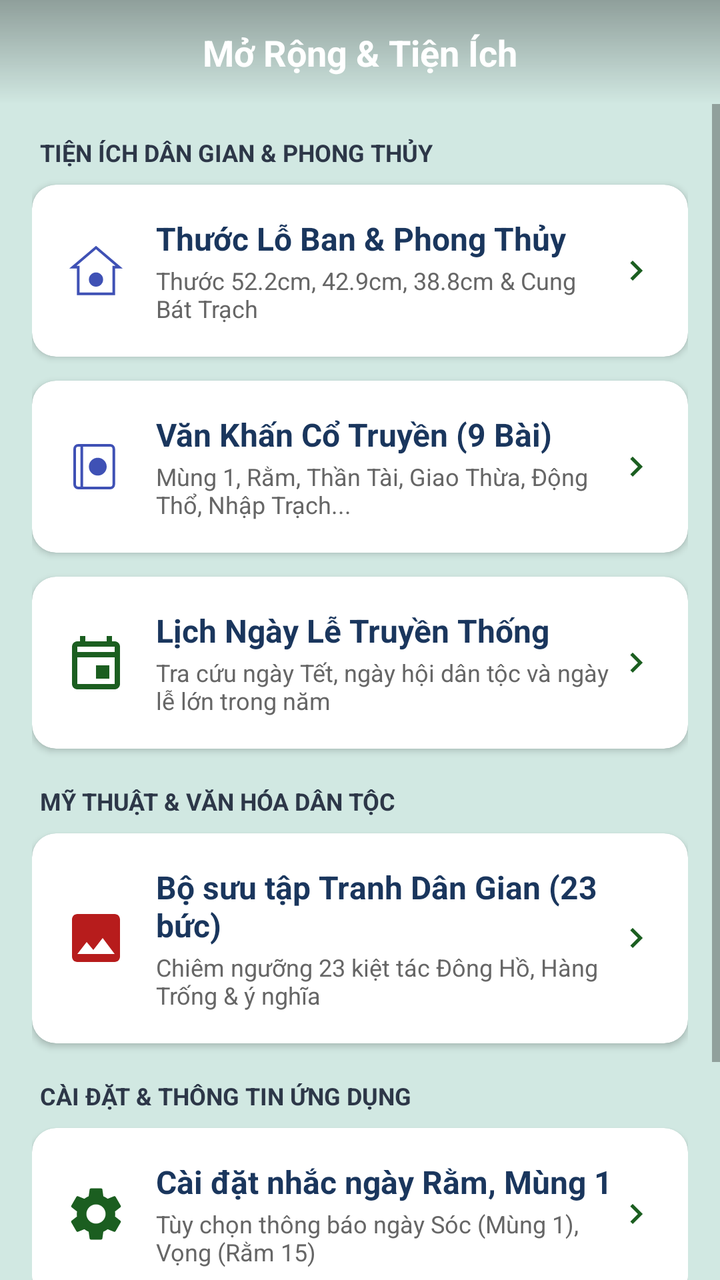
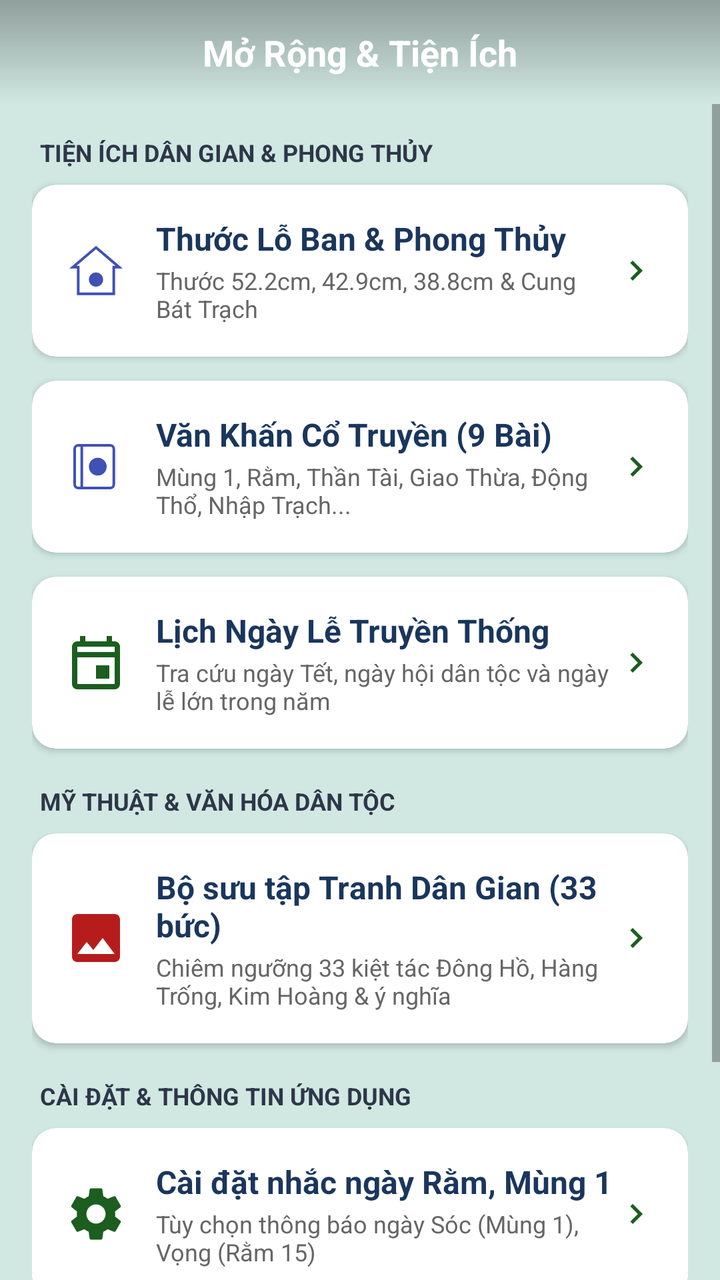

Before-and-after screenshots of an Android layout around one commit, followed by the original layout XML and the change that was made.
<!-- AndroidManifest.xml: application theme Theme.LichViet -->
<!-- res/layout/fragment_more.xml -->
<?xml version="1.0" encoding="utf-8"?>
<androidx.constraintlayout.widget.ConstraintLayout xmlns:android="http://schemas.android.com/apk/res/android"
    xmlns:app="http://schemas.android.com/apk/res-auto"
    android:layout_width="match_parent"
    android:layout_height="match_parent"
    android:background="#D1E8E2">

    
    <androidx.constraintlayout.widget.ConstraintLayout
        android:id="@+id/more_top_bar"
        android:layout_width="0dp"
        android:layout_height="52dp"
        android:background="@drawable/bg_folk_header"
        android:paddingHorizontal="16dp"
        app:layout_constraintTop_toTopOf="parent"
        app:layout_constraintStart_toStartOf="parent"
        app:layout_constraintEnd_toEndOf="parent">

        <TextView
            android:layout_width="wrap_content"
            android:layout_height="wrap_content"
            android:text="@string/title_more"
            android:textColor="@color/white"
            android:textSize="18sp"
            android:textStyle="bold"
            app:layout_constraintStart_toStartOf="parent"
            app:layout_constraintEnd_toEndOf="parent"
            app:layout_constraintTop_toTopOf="parent"
            app:layout_constraintBottom_toBottomOf="parent" />

    </androidx.constraintlayout.widget.ConstraintLayout>

    
    <ScrollView
        android:layout_width="0dp"
        android:layout_height="0dp"
        android:fillViewport="true"
        app:layout_constraintTop_toBottomOf="@id/more_top_bar"
        app:layout_constraintBottom_toBottomOf="parent"
        app:layout_constraintStart_toStartOf="parent"
        app:layout_constraintEnd_toEndOf="parent">

        <LinearLayout
            android:layout_width="match_parent"
            android:layout_height="wrap_content"
            android:orientation="vertical"
            android:padding="16dp">

            
            <TextView
                android:layout_width="wrap_content"
                android:layout_height="wrap_content"
                android:layout_marginBottom="8dp"
                android:layout_marginStart="4dp"
                android:text="TIỆN ÍCH DÂN GIAN &amp; PHONG THỦY"
                android:textColor="#2D3748"
                android:textSize="12sp"
                android:textStyle="bold" />

            
            <androidx.cardview.widget.CardView
                android:id="@+id/card_thuoc_lo_ban"
                android:layout_width="match_parent"
                android:layout_height="wrap_content"
                android:layout_marginBottom="12dp"
                android:clickable="true"
                android:focusable="true"
                app:cardBackgroundColor="@color/white"
                app:cardCornerRadius="12dp"
                app:cardElevation="2dp">

                <LinearLayout
                    android:layout_width="match_parent"
                    android:layout_height="wrap_content"
                    android:orientation="horizontal"
                    android:padding="16dp"
                    android:gravity="center_vertical">

                    <ImageView
                        android:layout_width="32dp"
                        android:layout_height="32dp"
                        android:src="@drawable/ic_horo_feng_shui" />

                    <LinearLayout
                        android:layout_width="0dp"
                        android:layout_height="wrap_content"
                        android:layout_weight="1"
                        android:layout_marginStart="14dp"
                        android:orientation="vertical">

                        <TextView
                            android:layout_width="wrap_content"
                            android:layout_height="wrap_content"
                            android:text="@string/util_thuoc_lo_ban"
                            android:textColor="#1A365D"
                            android:textSize="16sp"
                            android:textStyle="bold" />

                        <TextView
                            android:layout_width="wrap_content"
                            android:layout_height="wrap_content"
                            android:layout_marginTop="2dp"
                            android:text="Thước 52.2cm, 42.9cm, 38.8cm &amp; Cung Bát Trạch"
                            android:textColor="#666666"
                            android:textSize="12sp" />
                    </LinearLayout>

                    <ImageView
                        android:layout_width="20dp"
                        android:layout_height="20dp"
                        android:src="@drawable/ic_chevron_right" />

                </LinearLayout>
            </androidx.cardview.widget.CardView>

            
            <androidx.cardview.widget.CardView
                android:id="@+id/card_van_khan"
                android:layout_width="match_parent"
                android:layout_height="wrap_content"
                android:layout_marginBottom="12dp"
                android:clickable="true"
                android:focusable="true"
                app:cardBackgroundColor="@color/white"
                app:cardCornerRadius="12dp"
                app:cardElevation="2dp">

                <LinearLayout
                    android:layout_width="match_parent"
                    android:layout_height="wrap_content"
                    android:orientation="horizontal"
                    android:padding="16dp"
                    android:gravity="center_vertical">

                    <ImageView
                        android:layout_width="32dp"
                        android:layout_height="32dp"
                        android:src="@drawable/ic_horo_divination" />

                    <LinearLayout
                        android:layout_width="0dp"
                        android:layout_height="wrap_content"
                        android:layout_weight="1"
                        android:layout_marginStart="14dp"
                        android:orientation="vertical">

                        <TextView
                            android:layout_width="wrap_content"
                            android:layout_height="wrap_content"
                            android:text="Văn Khấn Cổ Truyền (9 Bài)"
                            android:textColor="#1A365D"
                            android:textSize="16sp"
                            android:textStyle="bold" />

                        <TextView
                            android:layout_width="wrap_content"
                            android:layout_height="wrap_content"
                            android:layout_marginTop="2dp"
                            android:text="Mùng 1, Rằm, Thần Tài, Giao Thừa, Động Thổ, Nhập Trạch..."
                            android:textColor="#666666"
                            android:textSize="12sp" />
                    </LinearLayout>

                    <ImageView
                        android:layout_width="20dp"
                        android:layout_height="20dp"
                        android:src="@drawable/ic_chevron_right" />

                </LinearLayout>
            </androidx.cardview.widget.CardView>

            
            <androidx.cardview.widget.CardView
                android:id="@+id/card_holidays"
                android:layout_width="match_parent"
                android:layout_height="wrap_content"
                android:layout_marginBottom="18dp"
                android:clickable="true"
                android:focusable="true"
                app:cardBackgroundColor="@color/white"
                app:cardCornerRadius="12dp"
                app:cardElevation="2dp">

                <LinearLayout
                    android:layout_width="match_parent"
                    android:layout_height="wrap_content"
                    android:orientation="horizontal"
                    android:padding="16dp"
                    android:gravity="center_vertical">

                    <ImageView
                        android:layout_width="32dp"
                        android:layout_height="32dp"
                        android:src="@drawable/ic_calendar_event"
                        app:tint="#1B5E20" />

                    <LinearLayout
                        android:layout_width="0dp"
                        android:layout_height="wrap_content"
                        android:layout_weight="1"
                        android:layout_marginStart="14dp"
                        android:orientation="vertical">

                        <TextView
                            android:layout_width="wrap_content"
                            android:layout_height="wrap_content"
                            android:text="@string/util_holidays"
                            android:textColor="#1A365D"
                            android:textSize="16sp"
                            android:textStyle="bold" />

                        <TextView
                            android:layout_width="wrap_content"
                            android:layout_height="wrap_content"
                            android:layout_marginTop="2dp"
                            android:text="Tra cứu ngày Tết, ngày hội dân tộc và ngày lễ lớn trong năm"
                            android:textColor="#666666"
                            android:textSize="12sp" />
                    </LinearLayout>

                    <ImageView
                        android:layout_width="20dp"
                        android:layout_height="20dp"
                        android:src="@drawable/ic_chevron_right" />

                </LinearLayout>
            </androidx.cardview.widget.CardView>

            
            <TextView
                android:layout_width="wrap_content"
                android:layout_height="wrap_content"
                android:layout_marginBottom="8dp"
                android:layout_marginStart="4dp"
                android:text="MỸ THUẬT &amp; VĂN HÓA DÂN TỘC"
                android:textColor="#2D3748"
                android:textSize="12sp"
                android:textStyle="bold" />

            
            <androidx.cardview.widget.CardView
                android:id="@+id/card_folk_gallery"
                android:layout_width="match_parent"
                android:layout_height="wrap_content"
                android:layout_marginBottom="18dp"
                android:clickable="true"
                android:focusable="true"
                app:cardBackgroundColor="@color/white"
                app:cardCornerRadius="12dp"
                app:cardElevation="2dp">

                <LinearLayout
                    android:layout_width="match_parent"
                    android:layout_height="wrap_content"
                    android:orientation="horizontal"
                    android:padding="16dp"
                    android:gravity="center_vertical">

                    <ImageView
                        android:layout_width="32dp"
                        android:layout_height="32dp"
                        android:src="@drawable/ic_wallpaper"
                        app:tint="#B71C1C" />

                    <LinearLayout
                        android:layout_width="0dp"
                        android:layout_height="wrap_content"
                        android:layout_weight="1"
                        android:layout_marginStart="14dp"
                        android:orientation="vertical">

                        <TextView
                            android:layout_width="wrap_content"
                            android:layout_height="wrap_content"
                            android:text="@string/util_folk_gallery"
                            android:textColor="#1A365D"
                            android:textSize="16sp"
                            android:textStyle="bold" />

                        <TextView
                            android:layout_width="wrap_content"
                            android:layout_height="wrap_content"
                            android:layout_marginTop="2dp"
                            android:text="Chiêm ngưỡng 23 kiệt tác Đông Hồ, Hàng Trống &amp; ý nghĩa"
                            android:textColor="#666666"
                            android:textSize="12sp" />
                    </LinearLayout>

                    <ImageView
                        android:layout_width="20dp"
                        android:layout_height="20dp"
                        android:src="@drawable/ic_chevron_right" />

                </LinearLayout>
            </androidx.cardview.widget.CardView>

            
            <TextView
                android:layout_width="wrap_content"
                android:layout_height="wrap_content"
                android:layout_marginBottom="8dp"
                android:layout_marginStart="4dp"
                android:text="CÀI ĐẶT &amp; THÔNG TIN ỨNG DỤNG"
                android:textColor="#2D3748"
                android:textSize="12sp"
                android:textStyle="bold" />

            
            <androidx.cardview.widget.CardView
                android:id="@+id/card_reminders"
                android:layout_width="match_parent"
                android:layout_height="wrap_content"
                android:layout_marginBottom="12dp"
                android:clickable="true"
                android:focusable="true"
                app:cardBackgroundColor="@color/white"
                app:cardCornerRadius="12dp"
                app:cardElevation="2dp">

                <LinearLayout
                    android:layout_width="match_parent"
                    android:layout_height="wrap_content"
                    android:orientation="horizontal"
                    android:padding="16dp"
                    android:gravity="center_vertical">

                    <ImageView
                        android:layout_width="32dp"
                        android:layout_height="32dp"
                        android:src="@drawable/ic_settings"
                        app:tint="#1B5E20" />

                    <LinearLayout
                        android:layout_width="0dp"
                        android:layout_height="wrap_content"
                        android:layout_weight="1"
                        android:layout_marginStart="14dp"
                        android:orientation="vertical">

                        <TextView
                            android:layout_width="wrap_content"
                            android:layout_height="wrap_content"
                            android:text="@string/util_reminders"
                            android:textColor="#1A365D"
                            android:textSize="16sp"
                            android:textStyle="bold" />

                        <TextView
                            android:layout_width="wrap_content"
                            android:layout_height="wrap_content"
                            android:layout_marginTop="2dp"
                            android:text="Tùy chọn thông báo ngày Sóc (Mùng 1), Vọng (Rằm 15)"
                            android:textColor="#666666"
                            android:textSize="12sp" />
                    </LinearLayout>

                    <ImageView
                        android:layout_width="20dp"
                        android:layout_height="20dp"
                        android:src="@drawable/ic_chevron_right" />

                </LinearLayout>
            </androidx.cardview.widget.CardView>

            
            <androidx.cardview.widget.CardView
                android:id="@+id/card_about"
                android:layout_width="match_parent"
                android:layout_height="wrap_content"
                android:layout_marginBottom="24dp"
                android:clickable="true"
                android:focusable="true"
                app:cardBackgroundColor="@color/white"
                app:cardCornerRadius="12dp"
                app:cardElevation="2dp">

                <LinearLayout
                    android:layout_width="match_parent"
                    android:layout_height="wrap_content"
                    android:orientation="horizontal"
                    android:padding="16dp"
                    android:gravity="center_vertical">

                    <ImageView
                        android:layout_width="32dp"
                        android:layout_height="32dp"
                        android:src="@drawable/ic_launcher_folk" />

                    <LinearLayout
                        android:layout_width="0dp"
                        android:layout_height="wrap_content"
                        android:layout_weight="1"
                        android:layout_marginStart="14dp"
                        android:orientation="vertical">

                        <TextView
                            android:layout_width="wrap_content"
                            android:layout_height="wrap_content"
                            android:text="@string/util_about"
                            android:textColor="#1A365D"
                            android:textSize="16sp"
                            android:textStyle="bold" />

                        <TextView
                            android:layout_width="wrap_content"
                            android:layout_height="wrap_content"
                            android:layout_marginTop="2dp"
                            android:text="@string/app_version"
                            android:textColor="#666666"
                            android:textSize="12sp" />
                    </LinearLayout>

                    <ImageView
                        android:layout_width="20dp"
                        android:layout_height="20dp"
                        android:src="@drawable/ic_chevron_right" />

                </LinearLayout>
            </androidx.cardview.widget.CardView>

        </LinearLayout>
    </ScrollView>

</androidx.constraintlayout.widget.ConstraintLayout>
<!-- resources referenced by this layout -->
<resources>
  <color name="white">#FFFFFF</color>
  <!-- drawable bg_folk_header (drawable) -->
  <?xml version="1.0" encoding="utf-8"?>
  <shape xmlns:android="http://schemas.android.com/apk/res/android"
      android:shape="rectangle">
      <gradient
          android:startColor="#50000000"
          android:endColor="#00000000"
          android:angle="270" />
  </shape>
  <!-- drawable ic_calendar_event (drawable) -->
  <vector xmlns:android="http://schemas.android.com/apk/res/android"
      android:width="24dp"
      android:height="24dp"
      android:viewportWidth="24"
      android:viewportHeight="24">
      <path
          android:fillColor="#FFFFFF"
          android:pathData="M19,4h-1V2h-2v2H8V2H6v2H5c-1.11,0 -1.99,0.9 -1.99,2L3,20c0,1.1 0.89,2 2,2h14c1.1,0 2,-0.9 2,-2V6c0,-1.1 -0.9,-2 -2,-2zm0,16H5V10h14v10zm0,-12H5V6h14v2zm-7,5h5v5h-5z" />
  </vector>
  <!-- drawable ic_chevron_right (drawable) -->
  <vector xmlns:android="http://schemas.android.com/apk/res/android"
      android:width="24dp"
      android:height="24dp"
      android:viewportWidth="24"
      android:viewportHeight="24">
      <path
          android:fillColor="#1B5E20"
          android:pathData="M10,6L8.59,7.41 13.17,12l-4.58,4.59L10,18l6,-6z" />
  </vector>
  <!-- drawable ic_horo_feng_shui (drawable) -->
  <vector xmlns:android="http://schemas.android.com/apk/res/android"
      android:width="36dp"
      android:height="36dp"
      android:viewportWidth="36"
      android:viewportHeight="36">
      
      <path
          android:strokeColor="#3F51B5"
          android:strokeWidth="1.5"
          android:pathData="M18,5 L31,16 L28,16 L28,31 L8,31 L8,16 L5,16 Z" />
      
      <path
          android:fillColor="#3F51B5"
          android:pathData="M18,19a4,4 0,1,0 0,8a4,4 0,1,0 0,-8zm0,4a2,2 0,0,1 0,-4a2,2 0,0,0 0,4z" />
  </vector>
  <!-- drawable ic_wallpaper (drawable) -->
  ﻿<vector xmlns:android="http://schemas.android.com/apk/res/android"
      android:width="24dp"
      android:height="24dp"
      android:viewportWidth="24"
      android:viewportHeight="24">
      <path
          android:fillColor="#1B5E20"
          android:pathData="M21,19V5c0,-1.1 -0.9,-2 -2,-2H5c-1.1,0 -2,0.9 -2,2v14c0,1.1 0.9,2 2,2h14c1.1,0 2,-0.9 2,-2zM8.5,13.5l2.5,3.01L14.5,12l4.5,6H5l3.5,-4.5z" />
  </vector>
  <string name="app_version">Phiên bản 1.1.0 (Hỗ trợ Android 8.0+)</string>
  <string name="title_more">Mở Rộng &amp; Tiện Ích</string>
  <string name="util_about">Giới thiệu ứng dụng</string>
  <string name="util_folk_gallery">Bộ sưu tập Tranh Dân Gian (23 bức)</string>
  <string name="util_holidays">Lịch Ngày Lễ Truyền Thống</string>
  <string name="util_reminders">Cài đặt nhắc ngày Rằm, Mùng 1</string>
  <string name="util_thuoc_lo_ban">Thước Lỗ Ban &amp; Phong Thủy</string>
  <style name="Theme.LichViet" parent="Theme.MaterialComponents.Light.NoActionBar">
          
          <item name="colorPrimary">@color/primary</item>
          <item name="colorPrimaryVariant">@color/primary_variant</item>
          <item name="colorOnPrimary">@color/white</item>
          
          <item name="colorSecondary">@color/secondary</item>
          <item name="colorSecondaryVariant">@color/secondary_variant</item>
          <item name="colorOnSecondary">@color/white</item>
          
          <item name="android:statusBarColor">@color/folk_sky_blue</item>
          <item name="android:windowLightStatusBar">false</item>
          <item name="android:windowBackground">@color/folk_parchment</item>
      </style>
  <color name="primary">#1B5E20</color>
  <color name="primary_variant">#003300</color>
  <color name="secondary">#E65100</color>
  <color name="secondary_variant">#AC1900</color>
  <color name="folk_sky_blue">#3FA9F5</color>
  <color name="folk_parchment">#F7F3E9</color>
</resources>

<!-- the commit's change to res/layout/fragment_more.xml (unified diff, before → after) -->
@@ -281,7 +281,7 @@
                             android:layout_width="wrap_content"
                             android:layout_height="wrap_content"
                             android:layout_marginTop="2dp"
-                            android:text="Chiêm ngưỡng 23 kiệt tác Đông Hồ, Hàng Trống &amp; ý nghĩa"
+                            android:text="Chiêm ngưỡng 33 kiệt tác Đông Hồ, Hàng Trống, Kim Hoàng &amp; ý nghĩa"
                             android:textColor="#666666"
                             android:textSize="12sp" />
                     </LinearLayout>
<!-- resource entries referenced after the edit -->
@@ -59,7 +59,7 @@
   <string name="app_version">Phiên bản 1.1.0 (Hỗ trợ Android 8.0+)</string>
   <string name="title_more">Mở Rộng &amp; Tiện Ích</string>
   <string name="util_about">Giới thiệu ứng dụng</string>
-  <string name="util_folk_gallery">Bộ sưu tập Tranh Dân Gian (23 bức)</string>
+  <string name="util_folk_gallery">Bộ sưu tập Tranh Dân Gian (33 bức)</string>
   <string name="util_holidays">Lịch Ngày Lễ Truyền Thống</string>
   <string name="util_reminders">Cài đặt nhắc ngày Rằm, Mùng 1</string>
   <string name="util_thuoc_lo_ban">Thước Lỗ Ban &amp; Phong Thủy</string>
